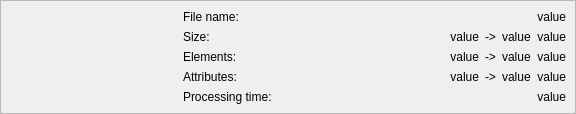
Old version of the form src/thumbwidget.ui in the repository RazrFalcon/svgcleaner.
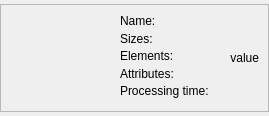
New version of the form. Custom widgets are drawn as their Qt base class.

Commit message: Thumbwidget rewrited. Small fixes.

What changed in the file:
```diff
--- a/src/thumbwidget.ui
+++ b/src/thumbwidget.ui
@@ -6,8 +6,8 @@
    <rect>
     <x>0</x>
     <y>0</y>
-    <width>576</width>
-    <height>110</height>
+    <width>269</width>
+    <height>116</height>
    </rect>
   </property>
   <property name="sizePolicy">
@@ -19,285 +19,82 @@
   <property name="windowTitle">
    <string notr="true">Form</string>
   </property>
-  <layout class="QGridLayout" name="gridLayout_2">
+  <layout class="QVBoxLayout" name="verticalLayout">
    <property name="margin">
     <number>0</number>
    </property>
-   <item row="0" column="0">
-    <widget class="QFrame" name="frame">
+   <item>
+    <widget class="QFrame" name="frame_2">
+     <property name="sizePolicy">
+      <sizepolicy hsizetype="Preferred" vsizetype="Fixed">
+       <horstretch>0</horstretch>
+       <verstretch>0</verstretch>
+      </sizepolicy>
+     </property>
      <property name="frameShape">
       <enum>QFrame::StyledPanel</enum>
      </property>
      <property name="frameShadow">
       <enum>QFrame::Raised</enum>
      </property>
-     <layout class="QGridLayout" name="gridLayout">
-      <item row="0" column="2" colspan="5">
-       <widget class="QLabel" name="lblName">
-        <property name="sizePolicy">
-         <sizepolicy hsizetype="Preferred" vsizetype="Fixed">
-          <horstretch>0</horstretch>
-          <verstretch>0</verstretch>
-         </sizepolicy>
-        </property>
-        <property name="text">
-         <string notr="true">value</string>
-        </property>
-        <property name="textFormat">
-         <enum>Qt::PlainText</enum>
-        </property>
-        <property name="alignment">
-         <set>Qt::AlignRight|Qt::AlignTrailing|Qt::AlignVCenter</set>
-        </property>
-        <property name="wordWrap">
-         <bool>false</bool>
-        </property>
-        <property name="indent">
+     <layout class="QVBoxLayout" name="verticalLayout_2">
+      <item>
+       <layout class="QGridLayout" name="gridLayout_2">
+        <property name="verticalSpacing">
          <number>-1</number>
         </property>
-        <property name="textInteractionFlags">
-         <set>Qt::LinksAccessibleByMouse|Qt::TextSelectableByMouse</set>
-        </property>
-       </widget>
-      </item>
-      <item row="1" column="1">
-       <widget class="QLabel" name="lbl2">
-        <property name="sizePolicy">
-         <sizepolicy hsizetype="Preferred" vsizetype="Fixed">
-          <horstretch>0</horstretch>
-          <verstretch>0</verstretch>
-         </sizepolicy>
-        </property>
-        <property name="text">
-         <string>Size:</string>
-        </property>
-       </widget>
-      </item>
-      <item row="1" column="2">
-       <spacer name="horizontalSpacer">
-        <property name="orientation">
-         <enum>Qt::Horizontal</enum>
-        </property>
-        <property name="sizeHint" stdset="0">
-         <size>
-          <width>40</width>
-          <height>1</height>
-         </size>
-        </property>
-       </spacer>
-      </item>
-      <item row="1" column="3">
-       <widget class="QLabel" name="lblSizeB">
-        <property name="sizePolicy">
-         <sizepolicy hsizetype="Preferred" vsizetype="Fixed">
-          <horstretch>0</horstretch>
-          <verstretch>0</verstretch>
-         </sizepolicy>
-        </property>
-        <property name="text">
-         <string notr="true">value</string>
-        </property>
-        <property name="alignment">
-         <set>Qt::AlignRight|Qt::AlignTrailing|Qt::AlignVCenter</set>
-        </property>
-       </widget>
-      </item>
-      <item row="1" column="4">
-       <widget class="QLabel" name="lblArrow1">
-        <property name="text">
-         <string notr="true">-&gt;</string>
-        </property>
-        <property name="alignment">
-         <set>Qt::AlignCenter</set>
-        </property>
-       </widget>
-      </item>
-      <item row="1" column="5">
-       <widget class="QLabel" name="lblSizeA">
-        <property name="text">
-         <string notr="true">value</string>
-        </property>
-       </widget>
-      </item>
-      <item row="1" column="6">
-       <widget class="QLabel" name="lblSizeP">
-        <property name="text">
-         <string notr="true">value</string>
-        </property>
-        <property name="alignment">
-         <set>Qt::AlignRight|Qt::AlignTrailing|Qt::AlignVCenter</set>
-        </property>
-       </widget>
-      </item>
-      <item row="2" column="1">
-       <widget class="QLabel" name="lbl3">
-        <property name="sizePolicy">
-         <sizepolicy hsizetype="Preferred" vsizetype="Fixed">
-          <horstretch>0</horstretch>
-          <verstretch>0</verstretch>
-         </sizepolicy>
-        </property>
-        <property name="text">
-         <string>Elements:</string>
-        </property>
-       </widget>
-      </item>
-      <item row="2" column="3">
-       <widget class="QLabel" name="lblElemB">
-        <property name="sizePolicy">
-         <sizepolicy hsizetype="Preferred" vsizetype="Fixed">
-          <horstretch>0</horstretch>
-          <verstretch>0</verstretch>
-         </sizepolicy>
-        </property>
-        <property name="text">
-         <string notr="true">value</string>
-        </property>
-        <property name="alignment">
-         <set>Qt::AlignRight|Qt::AlignTrailing|Qt::AlignVCenter</set>
-        </property>
-       </widget>
-      </item>
-      <item row="2" column="4">
-       <widget class="QLabel" name="lblArrow2">
-        <property name="text">
-         <string notr="true">-&gt;</string>
-        </property>
-        <property name="alignment">
-         <set>Qt::AlignCenter</set>
-        </property>
-       </widget>
-      </item>
-      <item row="2" column="5">
-       <widget class="QLabel" name="lblElemA">
-        <property name="text">
-         <string notr="true">value</string>
-        </property>
-       </widget>
-      </item>
-      <item row="2" column="6">
-       <widget class="QLabel" name="lblElemP">
-        <property name="text">
-         <string notr="true">value</string>
-        </property>
-        <property name="alignment">
-         <set>Qt::AlignRight|Qt::AlignTrailing|Qt::AlignVCenter</set>
-        </property>
-       </widget>
-      </item>
-      <item row="3" column="1">
-       <widget class="QLabel" name="lbl4">
-        <property name="sizePolicy">
-         <sizepolicy hsizetype="Preferred" vsizetype="Fixed">
-          <horstretch>0</horstretch>
-          <verstretch>0</verstretch>
-         </sizepolicy>
-        </property>
-        <property name="text">
-         <string>Attributes:</string>
-        </property>
-       </widget>
-      </item>
-      <item row="3" column="3">
-       <widget class="QLabel" name="lblAttrB">
-        <property name="sizePolicy">
-         <sizepolicy hsizetype="Preferred" vsizetype="Fixed">
-          <horstretch>0</horstretch>
-          <verstretch>0</verstretch>
-         </sizepolicy>
-        </property>
-        <property name="text">
-         <string notr="true">value</string>
-        </property>
-        <property name="alignment">
-         <set>Qt::AlignRight|Qt::AlignTrailing|Qt::AlignVCenter</set>
-        </property>
-       </widget>
-      </item>
-      <item row="3" column="4">
-       <widget class="QLabel" name="lblArrow3">
-        <property name="text">
-         <string notr="true">-&gt;</string>
-        </property>
-        <property name="alignment">
-         <set>Qt::AlignCenter</set>
-        </property>
-       </widget>
-      </item>
-      <item row="3" column="5">
-       <widget class="QLabel" name="lblAttrA">
-        <property name="text">
-         <string notr="true">value</string>
-        </property>
-       </widget>
-      </item>
-      <item row="3" column="6">
-       <widget class="QLabel" name="lblAttrP">
-        <property name="text">
-         <string notr="true">value</string>
-        </property>
-        <property name="alignment">
-         <set>Qt::AlignRight|Qt::AlignTrailing|Qt::AlignVCenter</set>
-        </property>
-       </widget>
-      </item>
-      <item row="4" column="1">
-       <widget class="QLabel" name="lbl5">
-        <property name="sizePolicy">
-         <sizepolicy hsizetype="Preferred" vsizetype="Fixed">
-          <horstretch>0</horstretch>
-          <verstretch>0</verstretch>
-         </sizepolicy>
-        </property>
-        <property name="text">
-         <string>Processing time:</string>
-        </property>
-       </widget>
-      </item>
-      <item row="4" column="2" colspan="5">
-       <widget class="QLabel" name="lblTime">
-        <property name="sizePolicy">
-         <sizepolicy hsizetype="Preferred" vsizetype="Fixed">
-          <horstretch>0</horstretch>
-          <verstretch>0</verstretch>
-         </sizepolicy>
-        </property>
-        <property name="text">
-         <string notr="true">value</string>
-        </property>
-        <property name="alignment">
-         <set>Qt::AlignRight|Qt::AlignTrailing|Qt::AlignVCenter</set>
-        </property>
-       </widget>
-      </item>
-      <item row="0" column="1">
-       <widget class="QLabel" name="lbl1">
-        <property name="sizePolicy">
-         <sizepolicy hsizetype="Preferred" vsizetype="Fixed">
-          <horstretch>0</horstretch>
-          <verstretch>0</verstretch>
-         </sizepolicy>
-        </property>
-        <property name="text">
-         <string>File name:</string>
-        </property>
-       </widget>
-      </item>
-      <item row="0" column="0" rowspan="5">
-       <widget class="IconsWidget" name="iconsWidget" native="true">
-        <property name="sizePolicy">
-         <sizepolicy hsizetype="Expanding" vsizetype="Expanding">
-          <horstretch>0</horstretch>
-          <verstretch>0</verstretch>
-         </sizepolicy>
-        </property>
-        <property name="minimumSize">
-         <size>
-          <width>0</width>
-          <height>0</height>
-         </size>
-        </property>
-       </widget>
+        <item row="0" column="0" rowspan="3">
+         <widget class="IconsWidget" name="iconsWidget" native="true">
+          <property name="minimumSize">
+           <size>
+            <width>100</width>
+            <height>0</height>
+           </size>
+          </property>
+          <property name="maximumSize">
+           <size>
+            <width>200</width>
+            <height>100</height>
+           </size>
+          </property>
+         </widget>
+        </item>
+        <item row="0" column="1" rowspan="3">
+         <widget class="QLabel" name="label">
+          <property name="sizePolicy">
+           <sizepolicy hsizetype="Preferred" vsizetype="Fixed">
+            <horstretch>0</horstretch>
+            <verstretch>0</verstretch>
+           </sizepolicy>
+          </property>
+          <property name="text">
+           <string>&lt;html&gt;&lt;head/&gt;&lt;body&gt;&lt;p style=&quot;line-height:125%&quot;&gt;Name:&lt;br/&gt;Sizes:&lt;br/&gt;Elements:&lt;br/&gt;Attributes:&lt;br/&gt;Processing time:&lt;/p&gt;&lt;/body&gt;&lt;/html&gt;</string>
+          </property>
+         </widget>
+        </item>
+        <item row="0" column="2" rowspan="3">
+         <widget class="QLabel" name="lblValues">
+          <property name="sizePolicy">
+           <sizepolicy hsizetype="Fixed" vsizetype="Fixed">
+            <horstretch>0</horstretch>
+            <verstretch>0</verstretch>
+           </sizepolicy>
+          </property>
+          <property name="text">
+           <string notr="true">value</string>
+          </property>
+          <property name="alignment">
+           <set>Qt::AlignRight|Qt::AlignTrailing|Qt::AlignVCenter</set>
+          </property>
+          <property name="indent">
+           <number>0</number>
+          </property>
+          <property name="textInteractionFlags">
+           <set>Qt::LinksAccessibleByMouse|Qt::TextSelectableByMouse</set>
+          </property>
+         </widget>
+        </item>
+       </layout>
       </item>
      </layout>
     </widget>
```
The commit also changes 6 other files.
